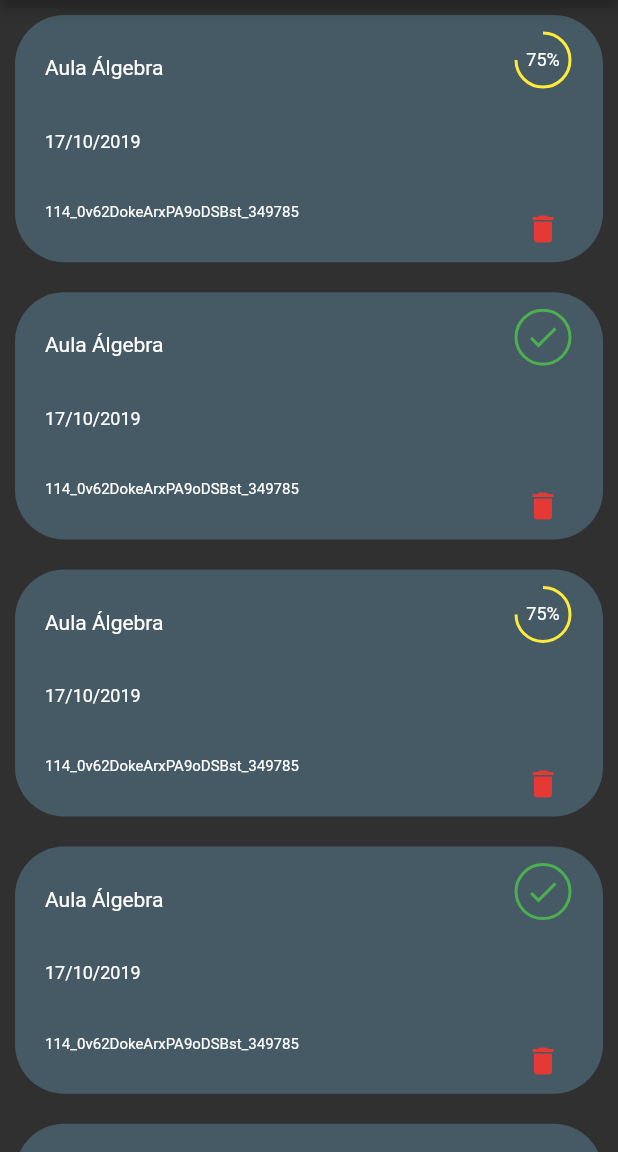
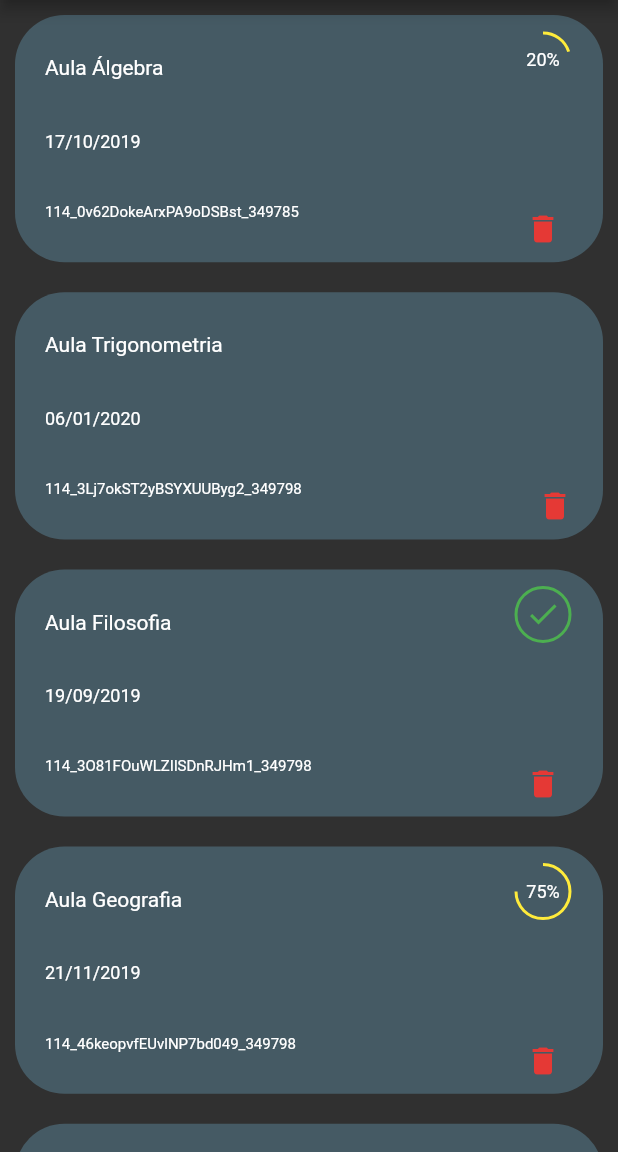
Before and after one commit to skore-io/teste-mobile, a Flutter app: the screen it shows after launch, on a phone screen of 412 x 824 dp, the part 84-1236 px from its top. Run offline on Flutter 3.47's test engine with Material 2 defaults, Android fonts, the phone set to English and light mode, and no system bars; our stand-ins replace dartz, equatable.

Commit message:
feat: featch classes from datasource.

```diff
--- /dev/null
+++ b/test_solution/lib/core/errors/failures.dart
@@ -0,0 +1,15 @@
+import 'package:equatable/equatable.dart';
+
+abstract class Failure extends Equatable {}
+
+class InternalFailure extends Failure {
+  final String message;
+
+  InternalFailure({required this.message});
+
+  @override
+  List<Object?> get props => [message];
+
+  @override
+  String toString() => 'InternalFailure: $message';
+}
--- /dev/null
+++ b/test_solution/lib/data/datasources/local/classes_local_datasource.dart
@@ -0,0 +1,27 @@
+import 'dart:convert';
+
+import 'package:flutter/material.dart';
+import 'package:flutter/services.dart';
+import 'package:test_solution/data/models/class_model.dart';
+
+class ClassesLocalDatasource {
+  final String jsonDataAsset;
+
+  ClassesLocalDatasource(this.jsonDataAsset);
+
+  Future<List<ClassModel>> fetchClasses() async {
+    final jsonData = await rootBundle.loadString(jsonDataAsset);
+
+    Iterable data = json.decode(jsonData);
+    final classesList = List<ClassModel>.from(
+      data.map(
+        (x) => ClassModel.fromMap(x),
+      ),
+    );
+    return classesList;
+  }
+
+  Future<void> deleteClass(ClassModel classModel) {
+    throw UnimplementedError();
+  }
+}
--- a/test_solution/lib/data/models/class_model.dart
+++ b/test_solution/lib/data/models/class_model.dart
@@ -1,6 +1,8 @@
 import 'dart:convert';
 
 import 'package:equatable/equatable.dart';
+
+import 'package:test_solution/data/models/summary_model.dart';
 
 class ClassModel extends Equatable {
   final String companyId;
@@ -8,8 +10,8 @@ class ClassModel extends Equatable {
   final String name;
   final String id;
   final String status;
-  final Map<String, int> summary;
-  const ClassModel({
+  final SummaryModel summary;
+  ClassModel({
     required this.companyId,
     required this.createdAt,
     required this.name,
@@ -24,7 +26,7 @@ class ClassModel extends Equatable {
     String? name,
     String? id,
     String? status,
-    Map<String, int>? summary,
+    SummaryModel? summary,
   }) {
     return ClassModel(
       companyId: companyId ?? this.companyId,
@@ -43,7 +45,7 @@ class ClassModel extends Equatable {
       'name': name,
       'id': id,
       'status': status,
-      'summary': summary,
+      'summary': summary.toMap(),
     };
   }
 
@@ -54,7 +56,7 @@ class ClassModel extends Equatable {
       name: map['name'] ?? '',
       id: map['id'] ?? '',
       status: map['status'] ?? '',
-      summary: Map<String, int>.from(map['summary']),
+      summary: SummaryModel.fromMap(map['summary']),
     );
   }
 
--- /dev/null
+++ b/test_solution/lib/data/models/summary_model.dart
@@ -0,0 +1,46 @@
+import 'dart:convert';
+
+class SummaryModel {
+  final dynamic percentage;
+  SummaryModel({
+    required this.percentage,
+  });
+
+  SummaryModel copyWith({
+    dynamic percentage,
+  }) {
+    return SummaryModel(
+      percentage: percentage ?? this.percentage,
+    );
+  }
+
+  Map<String, dynamic> toMap() {
+    return {
+      'percentage': percentage,
+    };
+  }
+
+  factory SummaryModel.fromMap(Map<String, dynamic> map) {
+    return SummaryModel(
+      percentage: map['percentage'],
+    );
+  }
+
+  String toJson() => json.encode(toMap());
+
+  factory SummaryModel.fromJson(String source) =>
+      SummaryModel.fromMap(json.decode(source));
+
+  @override
+  String toString() => 'SummaryModel(percentage: $percentage)';
+
+  @override
+  bool operator ==(Object other) {
+    if (identical(this, other)) return true;
+
+    return other is SummaryModel && other.percentage == percentage;
+  }
+
+  @override
+  int get hashCode => percentage.hashCode;
+}
--- /dev/null
+++ b/test_solution/lib/data/repositories/local/classes_local_repository.dart
@@ -0,0 +1,24 @@
+import 'package:dartz/dartz.dart';
+import 'package:flutter/foundation.dart';
+import 'package:test_solution/core/errors/failures.dart';
+import 'package:test_solution/data/datasources/local/classes_local_datasource.dart';
+import 'package:test_solution/data/models/class_model.dart';
+
+class ClassesLocalRepository {
+  final ClassesLocalDatasource datasource;
+
+  ClassesLocalRepository(this.datasource);
+
+  Future<Either<Failure, List<ClassModel>>> fetchClasses() async {
+    try {
+      final result = await datasource.fetchClasses();
+      return Right(result);
+    } catch (e) {
+      return Left(InternalFailure(message: e.toString()));
+    }
+  }
+
+  Future<Either<Failure, void>> deleteClass() {
+    throw UnimplementedError();
+  }
+}
--- /dev/null
+++ b/test_solution/lib/presenter/controllers/home/home_state.dart
@@ -0,0 +1,19 @@
+import 'package:test_solution/data/models/class_model.dart';
+
+abstract class HomeState {}
+
+class InitialHomeState extends HomeState {}
+
+class SuccessHomeState extends HomeState {
+  final List<ClassModel> classesList;
+
+  SuccessHomeState(this.classesList);
+}
+
+class LoadingHomeState extends HomeState {}
+
+class ErrorHomeState extends HomeState {
+  final String message;
+
+  ErrorHomeState(this.message);
+}
--- /dev/null
+++ b/test_solution/lib/presenter/controllers/home/home_store.dart
@@ -0,0 +1,21 @@
+import 'package:flutter/material.dart';
+import 'package:test_solution/data/repositories/local/classes_local_repository.dart';
+import 'home_state.dart';
+
+class HomeStore extends ValueNotifier<HomeState> {
+  final ClassesLocalRepository repository;
+  HomeStore(this.repository) : super(InitialHomeState());
+
+  Future<void> fetchClasses() async {
+    value = LoadingHomeState();
+    final result = await repository.fetchClasses();
+    result.fold((e) {
+      //debugPrint('error');
+      final message = e.toString();
+      value = ErrorHomeState(message);
+    }, (success) {
+      //debugPrint('${success.length}');
+      value = SuccessHomeState(success);
+    });
+  }
+}
--- a/test_solution/lib/presenter/screens/home_screen.dart
+++ b/test_solution/lib/presenter/screens/home_screen.dart
@@ -1,5 +1,8 @@
 import 'package:flutter/material.dart';
-import 'package:test_solution/data/models/class_model.dart';
+import 'package:test_solution/data/datasources/local/classes_local_datasource.dart';
+import 'package:test_solution/data/repositories/local/classes_local_repository.dart';
+import 'package:test_solution/presenter/controllers/home/home_state.dart';
+import 'package:test_solution/presenter/controllers/home/home_store.dart';
 import 'package:test_solution/presenter/widgets/classes_list_item.dart';
 
 class HomeScreen extends StatefulWidget {
@@ -10,13 +13,24 @@ class HomeScreen extends StatefulWidget {
 }
 
 class _HomeScreenState extends State<HomeScreen> {
-  var classMockup = const ClassModel(
-      companyId: "114",
-      createdAt: 1571323199864,
-      name: "Aula Álgebra",
-      id: "114_0v62DokeArxPA9oDSBst_349785",
-      status: "IN_PROGRESS",
-      summary: {"percentage": 20});
+  // var classMockup = const ClassModel(
+  //     companyId: "114",
+  //     createdAt: 1571323199864,
+  //     name: "Aula Álgebra",
+  //     id: "114_0v62DokeArxPA9oDSBst_349785",
+  //     status: "IN_PROGRESS",
+  //     summary: {"percentage": 20});
+
+  late HomeStore homeStore;
+
+  @override
+  void initState() {
+    super.initState();
+    var datasource = ClassesLocalDatasource("assets/data/classes.json");
+    var repository = ClassesLocalRepository(datasource);
+    homeStore = HomeStore(repository);
+    homeStore.fetchClasses();
+  }
 
   @override
   Widget build(BuildContext context) {
@@ -24,12 +38,30 @@ class _HomeScreenState extends State<HomeScreen> {
       appBar: AppBar(
         title: const Text('Solução - Teste Mobile'),
       ),
-      body: ListView.builder(
-        itemCount: 5,
-        itemBuilder: (context, index) {
-          return ClassesListItem(classMockup, index);
-        },
-      ),
+      body: ValueListenableBuilder<HomeState>(
+          valueListenable: homeStore,
+          builder: (context, state, child) {
+            if (state is LoadingHomeState) {
+              return const Center(
+                child: CircularProgressIndicator(),
+              );
+            }
+
+            if (state is ErrorHomeState) {
+              return Center(child: Text(state.message));
+            }
+            if (state is SuccessHomeState) {
+              return ListView.builder(
+                itemCount: state.classesList.length,
+                itemBuilder: (context, index) {
+                  var classItem = state.classesList[index];
+                  return ClassesListItem(classItem, index);
+                },
+              );
+            }
+
+            return const SizedBox();
+          }),
     );
   }
 }
--- a/test_solution/lib/presenter/widgets/classes_list_item.dart
+++ b/test_solution/lib/presenter/widgets/classes_list_item.dart
@@ -10,9 +10,9 @@ class ClassesListItem extends StatelessWidget {
       : super(key: key);
 
   Widget checkStatus(int index) {
-    if (index >= 0 && index <= 3) {
-      var percent = index % 2 == 0 ? 75 : 100;
-      return PercentIndicator(percent);
+    final percentage = classModel.summary.percentage;
+    if (percentage != null) {
+      return PercentIndicator(percentage);
     } else {
       return const SizedBox();
     }
--- a/test_solution/pubspec.yaml
+++ b/test_solution/pubspec.yaml
@@ -36,6 +36,8 @@ dependencies:
   cupertino_icons: ^1.0.2
   equatable: ^2.0.3
   intl: ^0.17.0
+  dartz: ^0.10.1
+  provider: ^6.0.2
 
 dev_dependencies:
   flutter_test:
@@ -60,8 +62,8 @@ flutter:
   uses-material-design: true
 
   # To add assets to your application, add an assets section, like this:
-  # assets:
-  #   - images/a_dot_burr.jpeg
+  assets:
+    - assets/data/
   #   - images/a_dot_ham.jpeg
 
   # An image asset can refer to one or more resolution-specific "variants", see
```
Also changed, not shown: test_solution/pubspec.lock.
